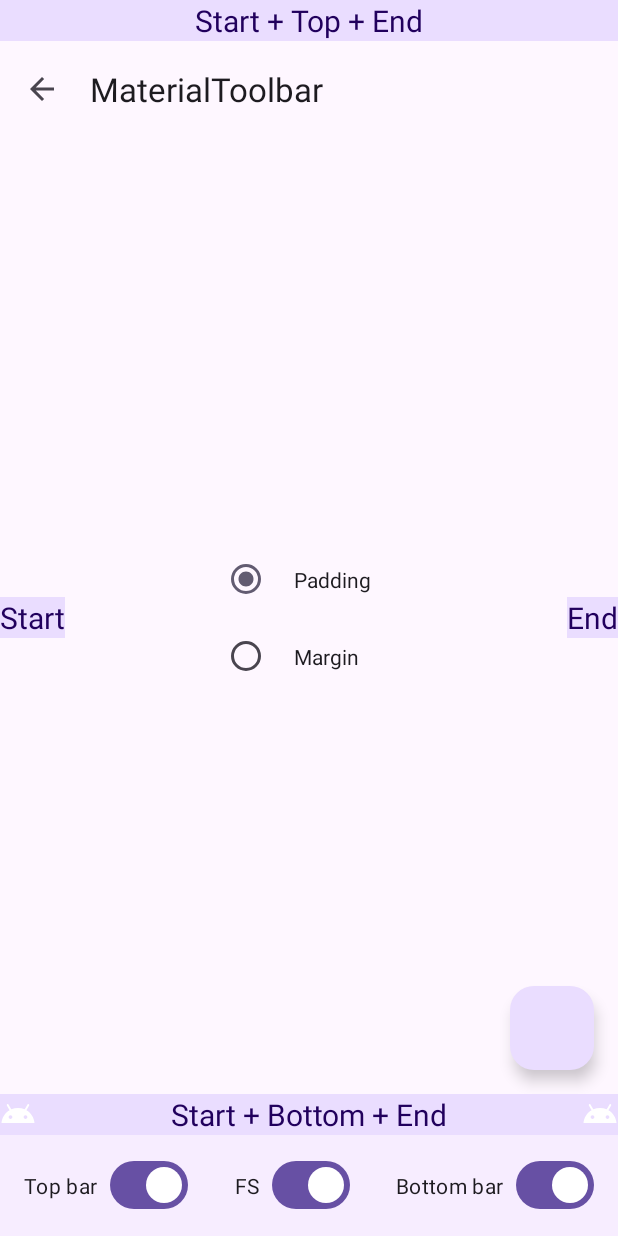
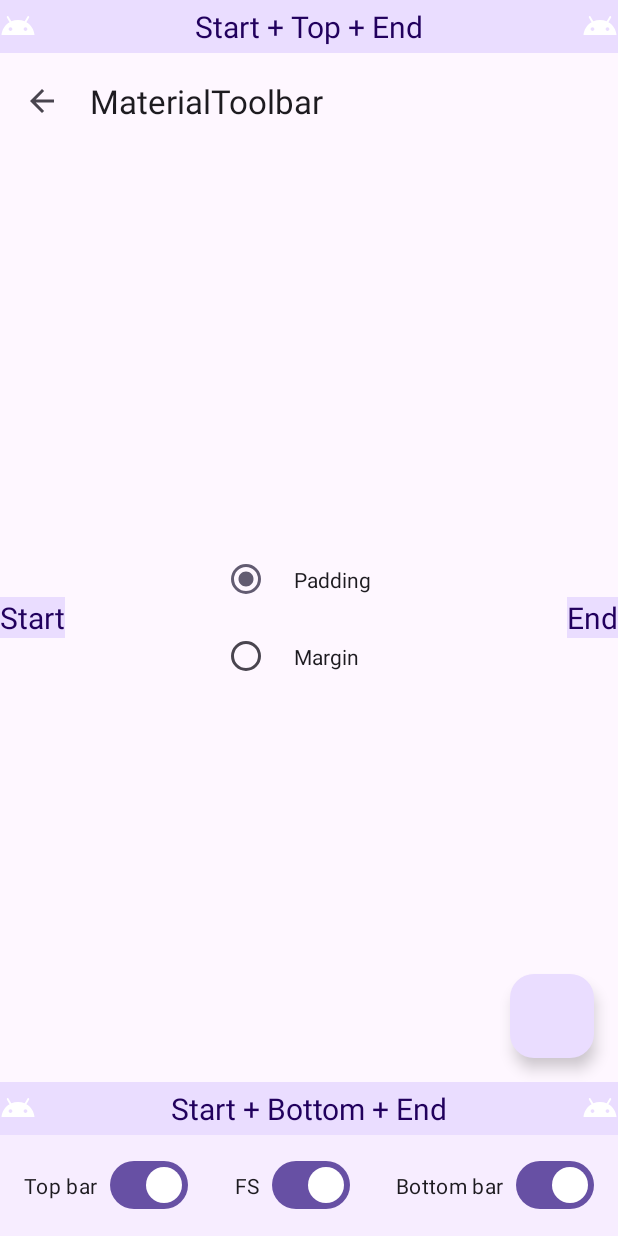
Before and after one commit to atomofiron/android-extended-insets, an Android app: the screen it shows after launch (DemoActivity), on a phone screen of 412 x 824 dp. Run offline under Robolectric (Android 15) with nearby library versions, the phone set to English and light mode, and no system bars.

Commit message:
tv -> mtv

```diff
--- a/app/src/main/res/layout/activity_demo.xml
+++ b/app/src/main/res/layout/activity_demo.xml
@@ -33,7 +33,7 @@
                 android:layout_margin="16dp"
                 />
         </lib.atomofiron.demo.InsetsProviderFrameLayout>
-        <TextView
+        <com.google.android.material.textview.MaterialTextView
             android:id="@+id/view_start"
             android:layout_width="wrap_content"
             android:layout_height="wrap_content"
@@ -43,7 +43,7 @@
             android:textColor="?colorOnPrimaryContainer"
             android:background="?colorPrimaryContainer"
             />
-        <TextView
+        <com.google.android.material.textview.MaterialTextView
             android:id="@+id/view_top"
             android:layout_width="match_parent"
             android:layout_height="wrap_content"
@@ -55,9 +55,11 @@
             android:background="?colorPrimaryContainer"
             android:singleLine="true"
             android:ellipsize="middle"
+            android:paddingVertical="4dp"
             app:drawableStartCompat="@drawable/ic_android"
-            app:drawableEndCompat="@drawable/ic_android" />
-        <TextView
+            app:drawableEndCompat="@drawable/ic_android"
+            />
+        <com.google.android.material.textview.MaterialTextView
             android:id="@+id/view_end"
             android:layout_width="wrap_content"
             android:layout_height="wrap_content"
@@ -67,7 +69,7 @@
             android:textColor="?colorOnPrimaryContainer"
             android:background="?colorPrimaryContainer"
             />
-        <TextView
+        <com.google.android.material.textview.MaterialTextView
             android:id="@+id/view_bottom"
             android:layout_width="match_parent"
             android:layout_height="wrap_content"
@@ -77,10 +79,11 @@
             android:textSize="20sp"
             android:textColor="?colorOnPrimaryContainer"
             android:background="?colorPrimaryContainer"
-            android:drawableStart="@drawable/ic_android"
-            android:drawableEnd="@drawable/ic_android"
             android:singleLine="true"
             android:ellipsize="middle"
+            android:paddingVertical="4dp"
+            app:drawableStartCompat="@drawable/ic_android"
+            app:drawableEndCompat="@drawable/ic_android"
             />
     </lib.atomofiron.demo.InsetsProviderFrameLayout>
     <RadioGroup
```
